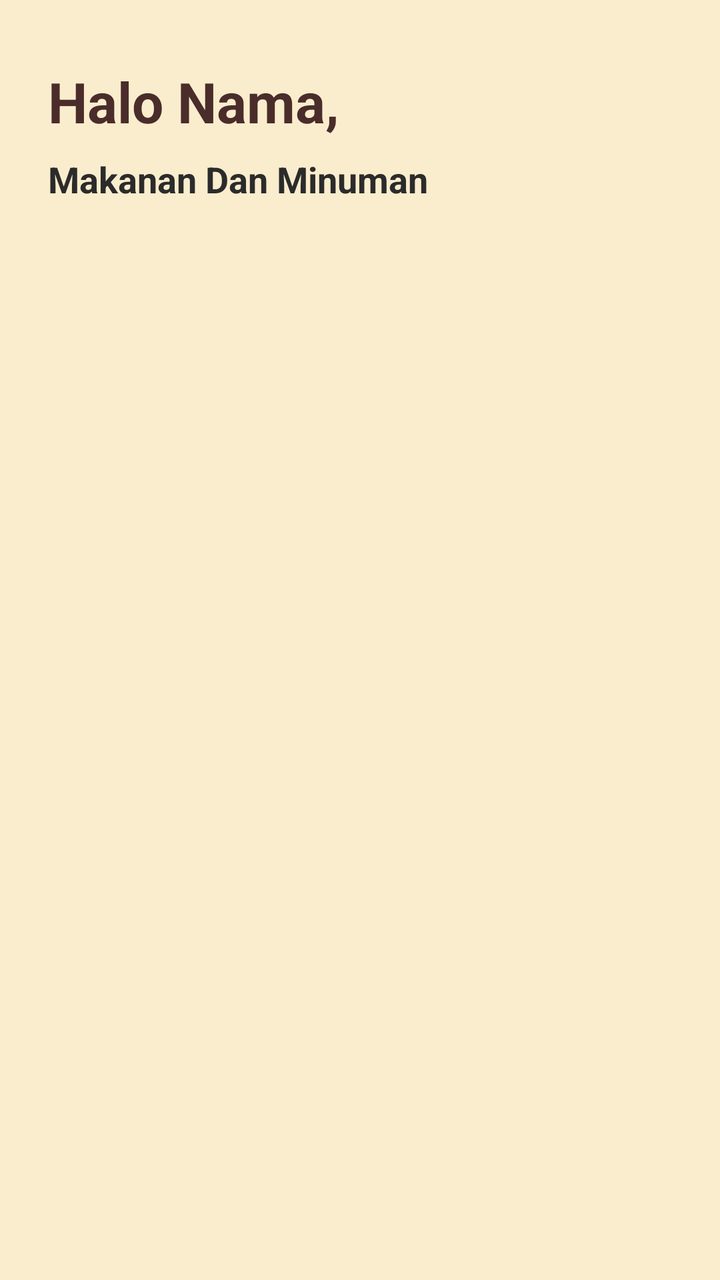
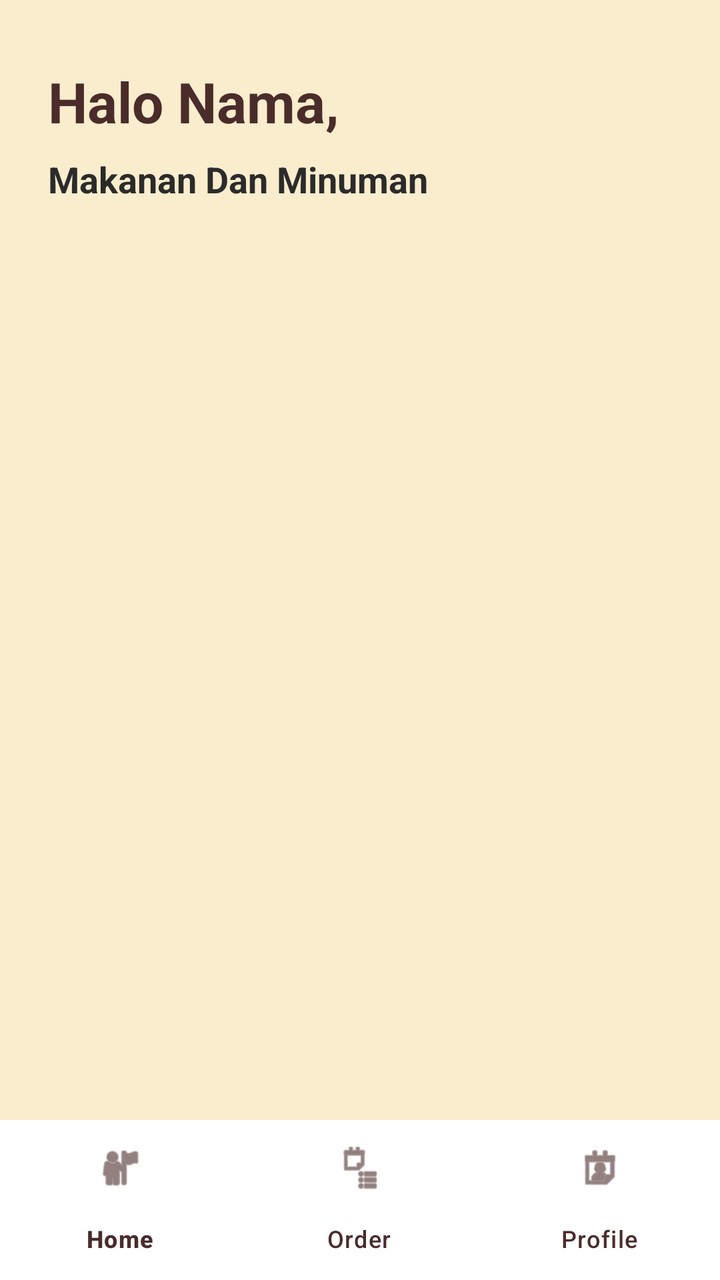

Screens rendered from an Android XML layout before and after an edit, with the pre-edit source and the edit as a unified diff.
<!-- AndroidManifest.xml: application theme Theme.KopiDanNyemil -->
<!-- res/layout/activity_main.xml -->
<?xml version="1.0" encoding="utf-8"?>
<androidx.constraintlayout.widget.ConstraintLayout xmlns:android="http://schemas.android.com/apk/res/android"
    xmlns:app="http://schemas.android.com/apk/res-auto"
    xmlns:tools="http://schemas.android.com/tools"
    android:layout_width="match_parent"
    android:layout_height="match_parent"
    android:background="@color/background"
    tools:context=".activities.MainActivity">

    
    <TextView
        android:id="@+id/tvGreeting"
        android:layout_width="wrap_content"
        android:layout_height="wrap_content"
        android:layout_marginStart="24dp"
        android:layout_marginTop="32dp"
        android:text="Halo Nama,"
        android:textColor="@color/primary"
        android:textSize="28sp"
        android:textStyle="bold"
        app:layout_constraintStart_toStartOf="parent"
        app:layout_constraintTop_toTopOf="parent" />

    
    <TextView
        android:id="@+id/tvMenuTitle"
        android:layout_width="wrap_content"
        android:layout_height="wrap_content"
        android:layout_marginStart="24dp"
        android:layout_marginTop="8dp"
        android:text="Makanan Dan Minuman"
        android:textColor="@color/text_primary"
        android:textSize="18sp"
        android:textStyle="bold"
        app:layout_constraintStart_toStartOf="parent"
        app:layout_constraintTop_toBottomOf="@+id/tvGreeting" />

    
    <androidx.recyclerview.widget.RecyclerView
        android:id="@+id/rvMenu"
        android:layout_width="match_parent"
        android:layout_height="0dp"
        android:layout_marginTop="16dp"
        android:clipToPadding="false"
        android:paddingBottom="16dp"
        app:layout_constraintBottom_toBottomOf="parent"
        app:layout_constraintEnd_toEndOf="parent"
        app:layout_constraintStart_toStartOf="parent"
        app:layout_constraintTop_toBottomOf="@+id/tvMenuTitle" />

</androidx.constraintlayout.widget.ConstraintLayout>
<!-- resources referenced by this layout -->
<resources>
  <color name="background">#FAEDCD</color>
  <color name="primary">#4A2C2A</color>
  <color name="text_primary">#2B2B2B</color>
  <style name="Theme.KopiDanNyemil" parent="Base.Theme.KopiDanNyemil" />
  <style name="Base.Theme.KopiDanNyemil" parent="Theme.Material3.DayNight.NoActionBar">
          
          
      </style>
</resources>

<!-- the commit's change to res/layout/activity_main.xml (unified diff, before → after) -->
@@ -48,4 +48,16 @@
         app:layout_constraintStart_toStartOf="parent"
         app:layout_constraintTop_toBottomOf="@+id/tvMenuTitle" />
 
+    <com.google.android.material.bottomnavigation.BottomNavigationView
+        android:id="@+id/bottomNavigation"
+        android:layout_width="match_parent"
+        android:layout_height="wrap_content"
+        android:background="@color/surface"
+        app:itemIconTint="@color/primary"
+        app:itemTextColor="@color/primary"
+        app:layout_constraintBottom_toBottomOf="parent"
+        app:layout_constraintEnd_toEndOf="parent"
+        app:layout_constraintStart_toStartOf="parent"
+        app:menu="@menu/bottom_nav_menu" />
+
 </androidx.constraintlayout.widget.ConstraintLayout>
<!-- resource entries referenced after the edit -->
@@ -2,6 +2,7 @@
 <resources>
   <color name="background">#FAEDCD</color>
   <color name="primary">#4A2C2A</color>
+  <color name="surface">#FFFFFF</color>
   <color name="text_primary">#2B2B2B</color>
   <style name="Theme.KopiDanNyemil" parent="Base.Theme.KopiDanNyemil" />
   <style name="Base.Theme.KopiDanNyemil" parent="Theme.Material3.DayNight.NoActionBar">
